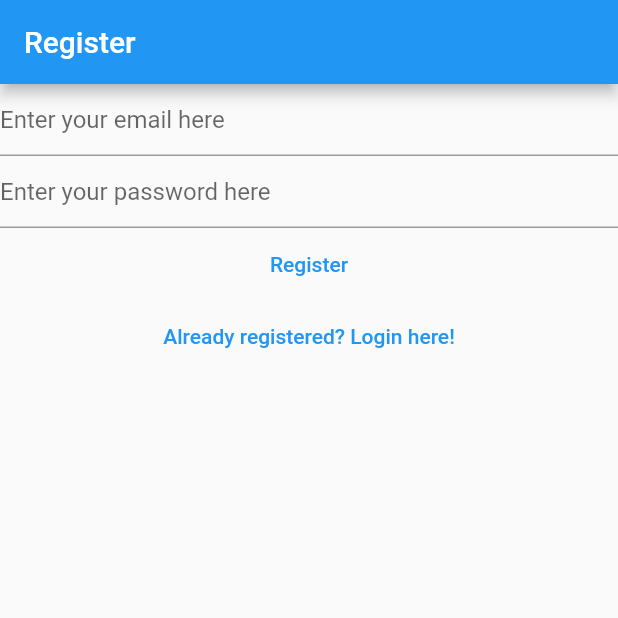
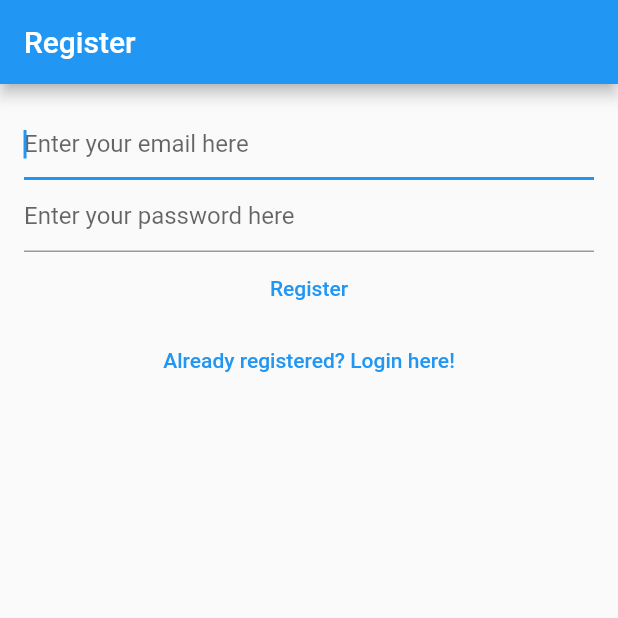
Before and after one commit to Pratik-44/mynotes, a Flutter app: the screen it shows after launch, after a tap on "Not registered yet? Register here!", on a phone screen of 412 x 824 dp, the top half of it. Run offline on Flutter 3.47's test engine with Material 2 defaults, Android fonts, the phone set to English and light mode, and no system bars; our stand-ins replace cloud_firestore, firebase_auth, firebase_core, share_plus; accounts and stored records are empty; network calls fail.

Commit message:
step-22-UI

```diff
--- a/lib/views/login_view.dart
+++ b/lib/views/login_view.dart
@@ -35,7 +35,10 @@ class _LoginViewState extends State<LoginView> {
       appBar: AppBar(
         title: const Text('Login'),
       ),
-      body: Column(
+      body: Padding(
+        padding: const EdgeInsets.all(16.0),
+        child: SingleChildScrollView(
+          child: Column(
             children: [
               TextField(
                 controller: _email,
@@ -108,6 +111,8 @@ class _LoginViewState extends State<LoginView> {
               )
             ],
           ),
+        ),
+      ),
     );
   }
 }
--- a/lib/views/register_view.dart
+++ b/lib/views/register_view.dart
@@ -35,12 +35,17 @@ class _RegisterViewState extends State<RegisterView> {
       appBar: AppBar(
         title: const Text('Register'),
       ),
-      body: Column(
+      body: Padding(
+        padding: const EdgeInsets.all(16.0),
+        child: SingleChildScrollView(
+          child: Column(
+            crossAxisAlignment: CrossAxisAlignment.start,
             children: [
               TextField(
                 controller: _email,
                 enableSuggestions: false,
                 autocorrect: false,
+                autofocus: true,
                 keyboardType: TextInputType.emailAddress,
                 decoration: const InputDecoration(
                   hintText: 'Enter your email here',
@@ -55,6 +60,9 @@ class _RegisterViewState extends State<RegisterView> {
                   hintText: 'Enter your password here',
                 ),
               ),
+              Center(
+                child: Column(
+                  children: [
                     TextButton(
                       onPressed: () async {
                         final email = _email.text;
@@ -101,6 +109,11 @@ class _RegisterViewState extends State<RegisterView> {
                     )
                   ],
                 ),
+              ),
+            ],
+          ),
+        ),
+      ),
     );
   }
 }
--- a/lib/views/verify_email_view.dart
+++ b/lib/views/verify_email_view.dart
@@ -16,7 +16,8 @@ class _VerifyEmailViewState extends State<VerifyEmailView> {
       appBar: AppBar(
         title: const Text('Verify email'),
       ),
-      body: Column(
+      body: SingleChildScrollView(
+        child: Column(
           children: [
             const Text(
                 "We've sent you an email verification. Please open it to verify your account."),
@@ -40,6 +41,7 @@ class _VerifyEmailViewState extends State<VerifyEmailView> {
             )
           ],
         ),
+      ),
     );
   }
 }
--- a/pubspec.yaml
+++ b/pubspec.yaml
@@ -43,6 +43,8 @@ dependencies:
   path_provider: ^2.0.14
   path: ^1.8.2
   share_plus: ^7.0.2
+  bloc: ^8.1.2
+  flutter_bloc: ^8.1.3
 
 dev_dependencies:
   flutter_test:
```
Also changed, not shown: lib/services/cloud/firebase_cloud_storage.dart (+6 -19 lines), pubspec.lock. Lines whose indentation alone changed are shown as unchanged.
